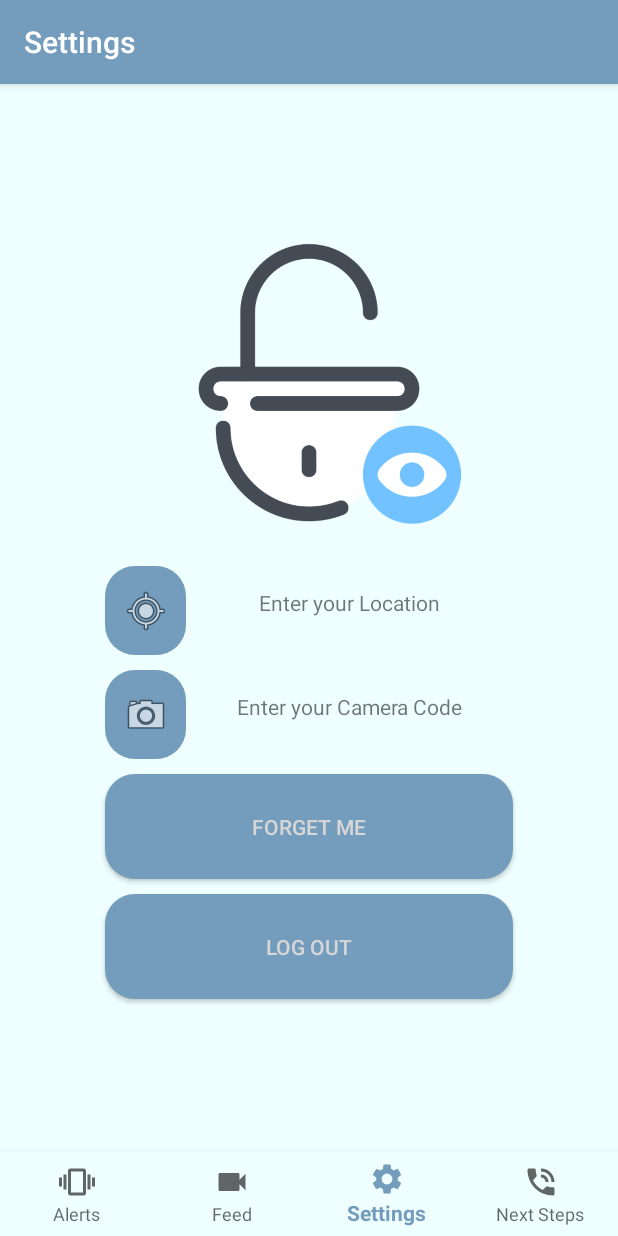
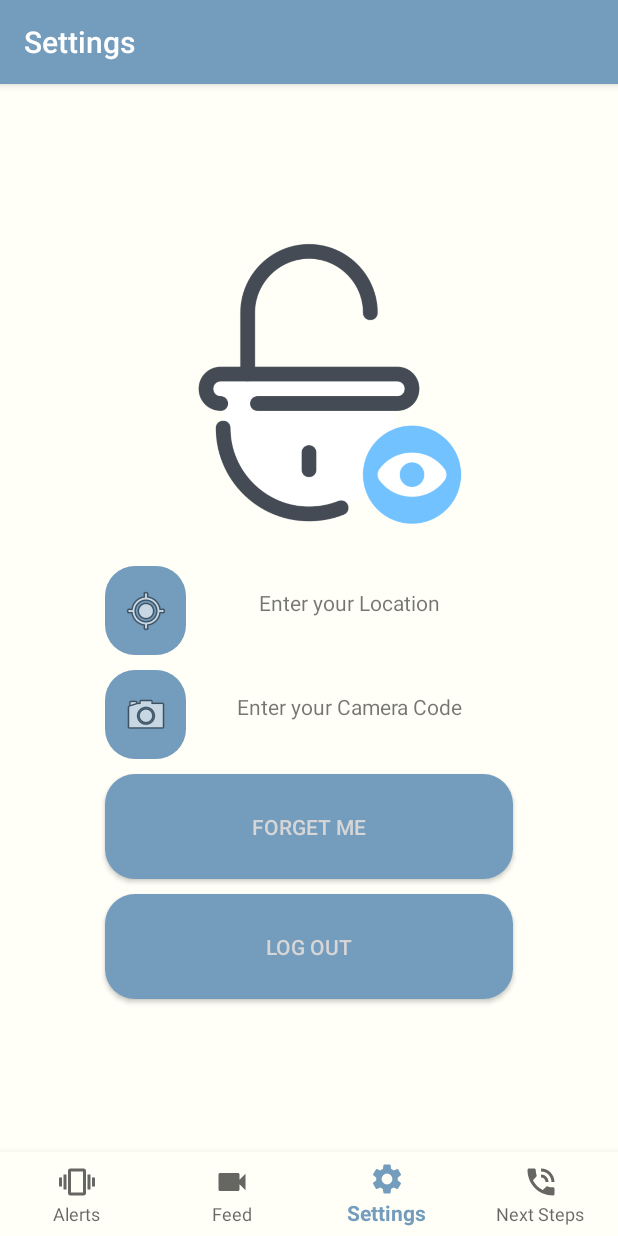
Before and after one commit to FDSMPS/FDSMPS-android, an Android app: the SettingsFragment screen opened through its navigation route, on a phone screen of 412 x 824 dp. Run offline under Robolectric (Android 15) with nearby library versions, the phone set to English and light mode, and no system bars; our stand-ins replace Firebase (no records; nobody signed in at launch, a user with empty details on screens opened directly), navigation-ui; libraries missing offline, so code that uses them is left out: com.google.zxing.integration.

Commit message:
button color and background color

```diff
--- a/app/src/main/res/layout/activity_feed.xml
+++ b/app/src/main/res/layout/activity_feed.xml
@@ -3,7 +3,7 @@
     xmlns:app="http://schemas.android.com/apk/res-auto"
     xmlns:tools="http://schemas.android.com/tools"
     android:layout_width="match_parent"
-    android:background="#efffff"
+    android:background="#fffff8"
     android:layout_height="match_parent"
     tools:context="ca.ualberta.dorsa.seccam.activities.FeedActivity">
 
--- a/app/src/main/res/layout/activity_log.xml
+++ b/app/src/main/res/layout/activity_log.xml
@@ -10,7 +10,7 @@
         android:id="@+id/nav_view"
         android:layout_width="0dp"
         android:layout_height="wrap_content"
-        android:background="#efffff"
+        android:background="#fffff8"
         android:layout_marginStart="0dp"
         android:layout_marginEnd="0dp"
         app:layout_constraintBottom_toBottomOf="parent"
--- a/app/src/main/res/layout/activity_main.xml
+++ b/app/src/main/res/layout/activity_main.xml
@@ -3,7 +3,7 @@
     xmlns:app="http://schemas.android.com/apk/res-auto"
     xmlns:tools="http://schemas.android.com/tools"
     android:layout_width="match_parent"
-    android:background="#efffff"
+    android:background="#fffff8"
     android:layout_height="match_parent"
     tools:context="ca.ualberta.dorsa.seccam.activities.MainActivity">
 
--- a/app/src/main/res/layout/contact_row.xml
+++ b/app/src/main/res/layout/contact_row.xml
@@ -2,7 +2,7 @@
 <LinearLayout
     xmlns:android="http://schemas.android.com/apk/res/android"
     android:orientation="horizontal"
-    android:background="#efffff"
+    android:background="#fffff8"
     android:layout_width="match_parent"
     android:layout_height="wrap_content"
     >
--- a/app/src/main/res/layout/fragment_alerts.xml
+++ b/app/src/main/res/layout/fragment_alerts.xml
@@ -2,7 +2,7 @@
 <androidx.constraintlayout.widget.ConstraintLayout xmlns:android="http://schemas.android.com/apk/res/android"
     xmlns:app="http://schemas.android.com/apk/res-auto"
     android:layout_width="match_parent"
-    android:background="#efffff"
+    android:background="#fffff8"
     android:layout_height="match_parent">
 
     <TextView
--- a/app/src/main/res/layout/fragment_next_steps.xml
+++ b/app/src/main/res/layout/fragment_next_steps.xml
@@ -3,7 +3,7 @@
     xmlns:app="http://schemas.android.com/apk/res-auto"
     xmlns:tools="http://schemas.android.com/tools"
     android:layout_width="match_parent"
-    android:background="#efffff"
+    android:background="#fffff8"
     android:layout_height="match_parent">
 
     <androidx.recyclerview.widget.RecyclerView
--- a/app/src/main/res/layout/fragment_settings.xml
+++ b/app/src/main/res/layout/fragment_settings.xml
@@ -5,7 +5,7 @@
     android:layout_width="match_parent"
     android:weightSum="10"
     android:orientation="vertical"
-    android:background="#efffff"
+    android:background="#fffff8"
     android:layout_height="match_parent"
     tools:context="ca.ualberta.dorsa.seccam.activities.LogActivity">
 
```
